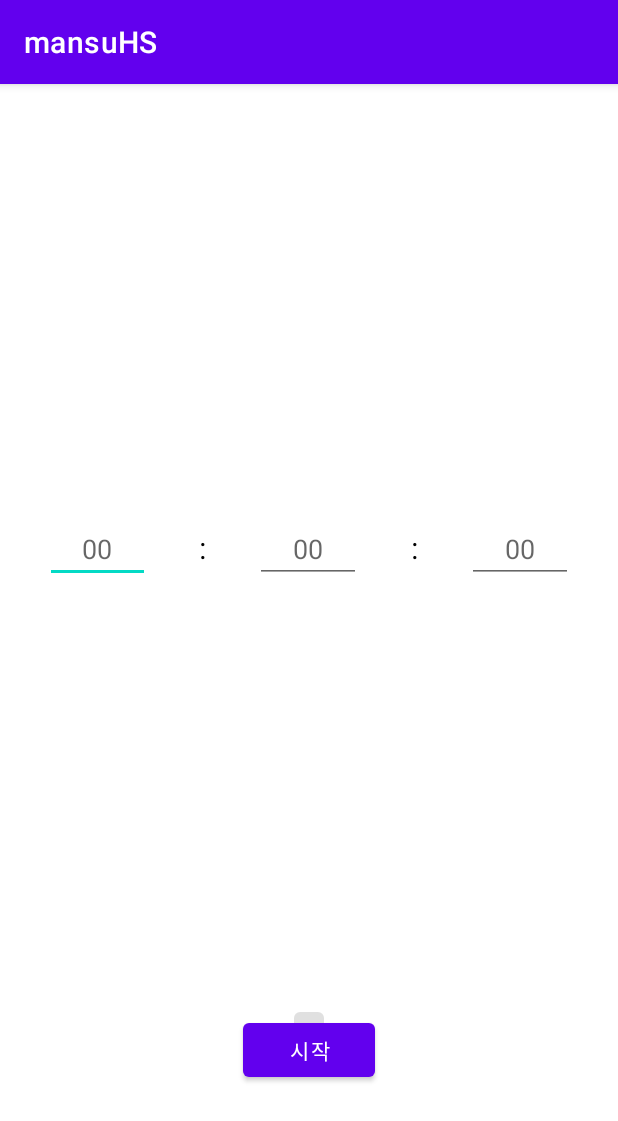
After one commit to Park-minseo/mansuHS, an Android app: the examtimer screen opened directly, with no data from a screen before it, on a phone screen of 412 x 824 dp. The commit adds this screen. Shown: the top 1121 px of the screen. Run offline under Robolectric (Android 15) with nearby library versions, the phone set to English and light mode, and no system bars.

Commit message:
타이머 추가, 스톱워치와 시험 시간 추가 필요

```diff
--- /dev/null
+++ b/app/src/main/java/com/mbtl/mansuhighschool/examtimer.java
@@ -0,0 +1,114 @@
+package com.mbtl.mansuhighschool;
+import android.os.Handler;
+import android.os.Message;
+import android.text.TextUtils;
+import androidx.appcompat.app.AppCompatActivity;
+import android.os.Bundle;
+import android.view.View;
+import android.widget.Button;
+import android.widget.EditText;
+import android.widget.LinearLayout;
+import android.widget.TextView;
+import java.util.Timer;
+import java.util.TimerTask;
+public class examtimer extends AppCompatActivity {
+    LinearLayout timeCountSettingLV, timeCountLV;
+    EditText hourET, minuteET, secondET;
+    TextView hourTV, minuteTV, secondTV, finishTV;
+    Button startBtn, pauseBtn, cancelBtn;
+    int hour, minute, second;
+    @Override
+    protected void onCreate(Bundle savedInstanceState) {
+        super.onCreate(savedInstanceState);
+        setContentView(R.layout.examtimer);
+        timeCountSettingLV = (LinearLayout)findViewById(R.id.timeCountSettingLV);
+        timeCountLV = (LinearLayout)findViewById(R.id.timeCountLV);
+        hourET = (EditText)findViewById(R.id.hourET);
+        minuteET = (EditText)findViewById(R.id.minuteET);
+        secondET = (EditText)findViewById(R.id.secondET);
+        hourTV = (TextView)findViewById(R.id.hourTV);
+        minuteTV = (TextView)findViewById(R.id.minuteTV);
+        secondTV = (TextView)findViewById(R.id.secondTV);
+        finishTV = (TextView)findViewById(R.id.finishTV);
+        startBtn = (Button)findViewById(R.id.startBtn);
+        pauseBtn = (Button)findViewById(R.id.pauseBtn);
+        cancelBtn= (Button)findViewById(R.id.cancelBtn);
+        startBtn.setOnClickListener(new View.OnClickListener() {
+            @Override
+            public void onClick(View view) {
+                timeCountSettingLV.setVisibility(View.GONE);
+                timeCountLV.setVisibility(View.VISIBLE);
+                hourTV.setText(hourET.getText().toString());
+                minuteTV.setText(minuteET.getText().toString());
+                secondTV.setText(secondET.getText().toString());
+                if (TextUtils.isEmpty(hourET.getText())){hour = 0;}
+                else{ hour = Integer.parseInt(hourET.getText().toString());}
+                if (TextUtils.isEmpty(minuteET.getText())){minute = 0;}
+                else{minute = Integer.parseInt(minuteET.getText().toString());}
+                if (TextUtils.isEmpty(secondET.getText())){second = 0;}
+                else{second = Integer.parseInt(secondET.getText().toString());}
+                pauseBtn.setVisibility(View.VISIBLE);
+                pauseBtn.setEnabled(true);
+                cancelBtn.setVisibility(View.VISIBLE);
+                cancelBtn.setEnabled(true);
+                startBtn.setVisibility(View.INVISIBLE);
+                startBtn.setEnabled(false);
+                Handler handler = new Handler(){
+                    public void handleMessage(Message msg){
+                        if(second != 0) {
+                            second--;
+                        } else if(minute != 0) {
+                            second = 60;
+                            second--;
+                            minute--;
+                        } else if(hour != 0) {
+                            second = 60;
+                            minute = 60;
+                            second--;
+                            minute--;
+                            hour--;
+                        }
+                        if(second <= 9){
+                            secondTV.setText("0" + second);
+                        } else {
+                            secondTV.setText(Integer.toString(second));
+                        }
+                        if(minute <= 9){
+                            minuteTV.setText("0" + minute);
+                        } else {
+                            minuteTV.setText(Integer.toString(minute));
+                        }
+                        if(hour <= 9){
+                            hourTV.setText("0" + hour);
+                        } else {
+                            hourTV.setText(Integer.toString(hour));
+                        }
+                        if(hour == 0 && minute == 0 && second == 0) {
+                            finishTV.setText("타이머가 종료되었습니다.");
+                            pauseBtn.setVisibility(View.INVISIBLE);
+                            pauseBtn.setEnabled(false);
+                            cancelBtn.setVisibility(View.INVISIBLE);
+                            cancelBtn.setEnabled(false);
+                            startBtn.setVisibility(View.VISIBLE);
+                            startBtn.setEnabled(true);
+                        }
+                    }
+                };
+                Timer timer = new Timer(true);
+                TimerTask timerTask = new TimerTask(){
+                    @Override public void run() {
+                        Message msg = handler.obtainMessage();
+                        handler.sendMessage(msg);
+                    }
+
+                    @Override
+                    public boolean cancel() {
+                        return super.cancel();
+                    }
+                };
+                timer.schedule(timerTask, 0, 1000);
+            }
+
+        });
+    }
+}
--- /dev/null
+++ b/app/src/main/java/com/mbtl/mansuhighschool/subjectimer.java
@@ -0,0 +1,6 @@
+package com.mbtl.mansuhighschool;
+
+import androidx.appcompat.app.AppCompatActivity;
+
+public class subjectimer extends AppCompatActivity {
+}
--- /dev/null
+++ b/app/src/main/res/layout/examtimer.xml
@@ -0,0 +1,198 @@
+<?xml version="1.0" encoding="utf-8"?>
+<androidx.constraintlayout.widget.ConstraintLayout xmlns:android="http://schemas.android.com/apk/res/android"
+    xmlns:app="http://schemas.android.com/apk/res-auto"
+    xmlns:tools="http://schemas.android.com/tools"
+    android:layout_width="match_parent"
+    android:layout_height="match_parent"
+    tools:context=".examtimer">
+
+    <LinearLayout
+        android:id="@+id/timeCountSettingLV"
+        android:layout_width="match_parent"
+        android:layout_height="wrap_content"
+        android:orientation="horizontal"
+        android:layout_marginHorizontal="30dp"
+        app:layout_constraintBottom_toTopOf="@+id/startBtn"
+        app:layout_constraintEnd_toEndOf="parent"
+        app:layout_constraintStart_toStartOf="parent"
+        app:layout_constraintTop_toTopOf="parent">
+
+        <EditText
+            android:id="@+id/hourET"
+            android:layout_width="0dp"
+            android:layout_weight="1"
+            android:hint="00"
+            android:gravity="center"
+            android:layout_height="wrap_content"
+            android:inputType="number"/>
+
+        <TextView
+            android:layout_width="0dp"
+            android:layout_weight="1"
+            android:layout_height="wrap_content"
+            android:textColor="@color/black"
+            android:textSize="20dp"
+            android:text=":"
+            android:gravity="center"
+            app:layout_constraintBottom_toTopOf="@+id/startBtn"
+            app:layout_constraintEnd_toEndOf="parent"
+            app:layout_constraintStart_toStartOf="parent"
+            app:layout_constraintTop_toTopOf="parent" />
+
+        <EditText
+            android:id="@+id/minuteET"
+            android:layout_width="0dp"
+            android:layout_weight="1"
+            android:hint="00"
+            android:gravity="center"
+            android:layout_height="wrap_content"
+            android:inputType="number"/>
+
+        <TextView
+            android:layout_width="0dp"
+            android:layout_weight="1"
+            android:layout_height="wrap_content"
+            android:textColor="@color/black"
+            android:textSize="20dp"
+            android:text=":"
+            android:gravity="center"
+            app:layout_constraintBottom_toTopOf="@+id/startBtn"
+            app:layout_constraintEnd_toEndOf="parent"
+            app:layout_constraintStart_toStartOf="parent"
+            app:layout_constraintTop_toTopOf="parent" />
+
+        <EditText
+            android:id="@+id/secondET"
+            android:layout_width="0dp"
+            android:layout_weight="1"
+            android:hint="00"
+            android:gravity="center"
+            android:layout_height="wrap_content"
+            android:inputType="number"/>
+    </LinearLayout>
+
+    <LinearLayout
+        android:id="@+id/timeCountLV"
+        android:layout_width="match_parent"
+        android:layout_height="wrap_content"
+        android:orientation="horizontal"
+        android:visibility="gone"
+        android:layout_marginHorizontal="30dp"
+        app:layout_constraintBottom_toTopOf="@+id/startBtn"
+        app:layout_constraintEnd_toEndOf="parent"
+        app:layout_constraintStart_toStartOf="parent"
+        app:layout_constraintTop_toTopOf="parent">
+
+        <TextView
+            android:id="@+id/hourTV"
+            android:layout_width="0dp"
+            android:layout_weight="1"
+            android:textSize="20dp"
+            android:gravity="center"
+            android:textColor="@color/black"
+            android:layout_height="wrap_content"/>
+
+        <TextView
+            android:layout_width="0dp"
+            android:layout_weight="1"
+            android:layout_height="wrap_content"
+            android:textColor="@color/black"
+            android:textSize="20dp"
+            android:text=":"
+            android:gravity="center"
+            app:layout_constraintBottom_toTopOf="@+id/startBtn"
+            app:layout_constraintEnd_toEndOf="parent"
+            app:layout_constraintStart_toStartOf="parent"
+            app:layout_constraintTop_toTopOf="parent" />
+
+        <TextView
+            android:id="@+id/minuteTV"
+            android:layout_width="0dp"
+            android:layout_weight="1"
+            android:textSize="20dp"
+            android:gravity="center"
+            android:textColor="@color/black"
+            android:layout_height="wrap_content"/>
+
+        <TextView
+            android:layout_width="0dp"
+            android:layout_weight="1"
+            android:layout_height="wrap_content"
+            android:textColor="@color/black"
+            android:textSize="20dp"
+            android:text=":"
+            android:gravity="center"
+            app:layout_constraintBottom_toTopOf="@+id/startBtn"
+            app:layout_constraintEnd_toEndOf="parent"
+            app:layout_constraintStart_toStartOf="parent"
+            app:layout_constraintTop_toTopOf="parent" />
+
+        <TextView
+            android:id="@+id/secondTV"
+            android:layout_width="0dp"
+            android:layout_weight="1"
+            android:textSize="20dp"
+            android:gravity="center"
+            android:textColor="@color/black"
+            android:layout_height="wrap_content"/>
+    </LinearLayout>
+
+    <TextView
+        android:id="@+id/finishTV"
+        android:layout_width="0dp"
+        android:layout_height="wrap_content"
+        android:layout_weight="1"
+        android:gravity="center"
+        android:textColor="@color/black"
+        android:textSize="30dp"
+        app:layout_constraintBottom_toBottomOf="parent"
+        app:layout_constraintEnd_toEndOf="parent"
+        app:layout_constraintStart_toStartOf="parent"
+        app:layout_constraintTop_toTopOf="parent" />
+
+
+    <Button
+        android:id="@+id/base"
+        android:layout_width="20dp"
+        android:layout_height="wrap_content"
+        android:layout_gravity="center_horizontal"
+        android:layout_marginBottom="100dp"
+        app:layout_constraintBottom_toBottomOf="parent"
+        app:layout_constraintEnd_toEndOf="parent"
+        app:layout_constraintStart_toStartOf="parent"
+        android:text="12"
+        android:enabled = "false"/>
+
+    <Button
+        android:id="@+id/startBtn"
+        android:layout_width="wrap_content"
+        android:layout_height="wrap_content"
+        android:layout_marginBottom="100dp"
+        android:text="시작"
+        android:layout_gravity = "center_horizontal"
+        app:layout_constraintBottom_toBottomOf="parent"
+        app:layout_constraintEnd_toEndOf="parent"
+        app:layout_constraintStart_toStartOf="parent" />
+
+    <Button
+        android:enabled="false"
+        android:visibility="invisible"
+        android:id="@+id/pauseBtn"
+        android:layout_width="wrap_content"
+        android:layout_height="wrap_content"
+        android:text="일시중지"
+        android:layout_marginBottom="100dp"
+        app:layout_constraintRight_toLeftOf = "@+id/base"
+        app:layout_constraintBottom_toBottomOf="parent"/>
+    <Button
+        android:enabled="false"
+        android:visibility="invisible"
+        android:id ="@+id/cancelBtn"
+        android:layout_width="wrap_content"
+        android:layout_height="wrap_content"
+        android:text="초기화"
+        android:layout_marginBottom="100dp"
+        app:layout_constraintBottom_toBottomOf="parent"
+        app:layout_constraintLeft_toRightOf = "@+id/base"/>
+
+</androidx.constraintlayout.widget.ConstraintLayout>
--- /dev/null
+++ b/app/src/main/res/layout/subjectimer.xml
@@ -0,0 +1,6 @@
+<?xml version="1.0" encoding="utf-8"?>
+<androidx.constraintlayout.widget.ConstraintLayout xmlns:android="http://schemas.android.com/apk/res/android"
+    android:layout_width="match_parent"
+    android:layout_height="match_parent">
+
+</androidx.constraintlayout.widget.ConstraintLayout>
```
Also changed, not shown: app/src/main/AndroidManifest.xml (+9 -1 lines), app/src/main/java/com/mbtl/mansuhighschool/leejaewoo.java (+34 -0 lines), app/src/main/java/com/mbtl/mansuhighschool/mockexamtimer.java (added, +114 -0 lines), app/src/main/res/layout/leejaewoo.xml (+46 -0 lines), app/src/main/res/layout/mockexamtimer.xml (added, +198 -0 lines).
